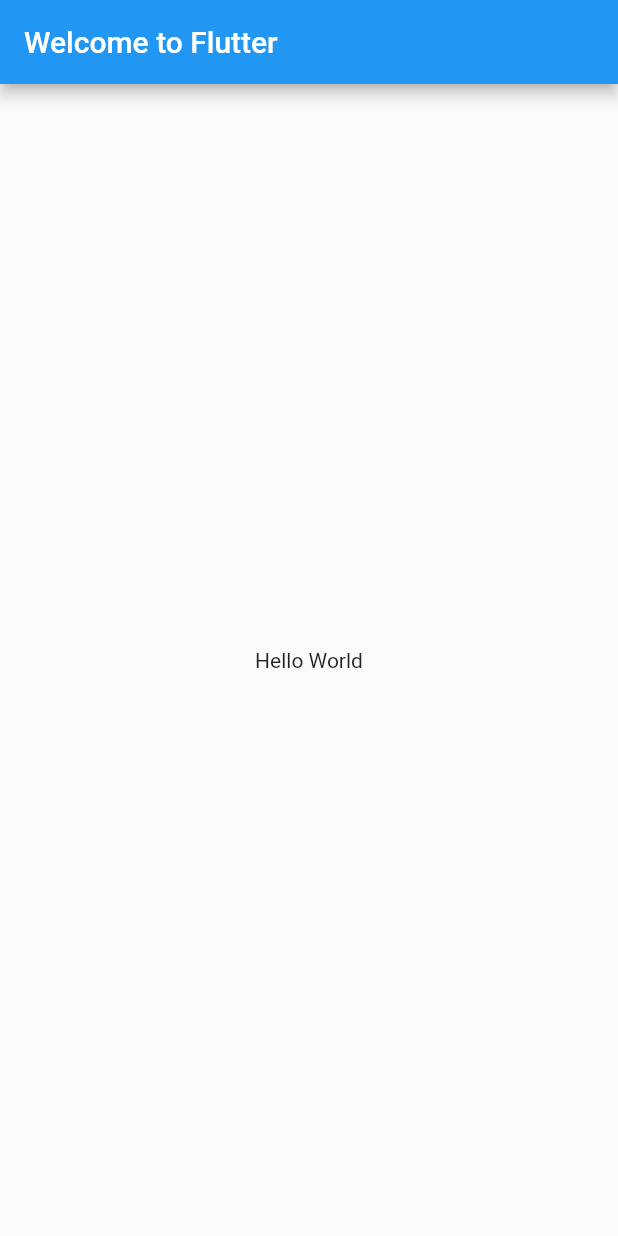
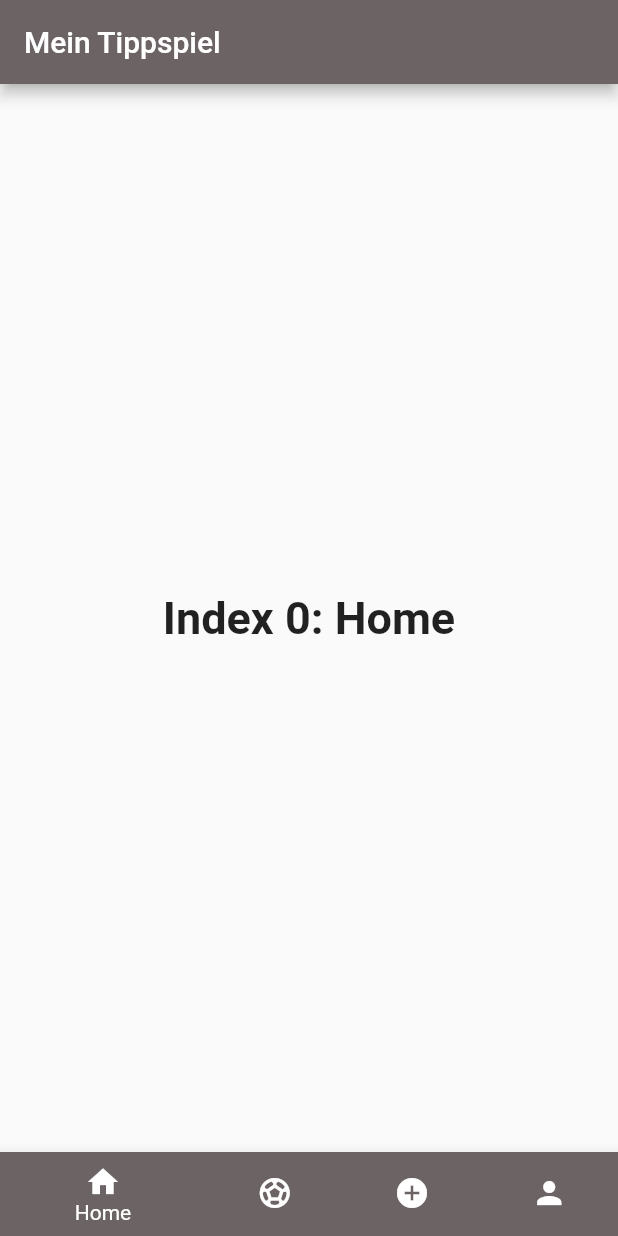
Before and after one commit to crisptells/SEIII_Flutter_App, a Flutter app: the screen it shows after launch, on a phone screen of 412 x 824 dp. Run offline on Flutter 3.47's test engine with Material 2 defaults, Android fonts, the phone set to English and light mode, and no system bars.

Commit message:
first "app"

```diff
--- a/lib/main.dart
+++ b/lib/main.dart
@@ -1,25 +1,19 @@
 import 'package:flutter/material.dart';
-import './widgets/BottomNavigationBar/BottomNavigationBar.dart';
+import './widgets/BottomBar/BottomBar.dart';
 
-void main() {
-  runApp(const MyApp());
-}
+void main() => runApp(const MyMainApp());
 
-class MyApp extends StatelessWidget {
-  const MyApp({super.key});
+class MyMainApp extends StatelessWidget {
+  const MyMainApp({super.key});
+
+  static const String _title = 'Flutter Code Sample';
 
   @override
   Widget build(BuildContext context) {
-    return MaterialApp(
-      title: 'Welcome to Flutter',
-      home: Scaffold(
-        appBar: AppBar(
-          title: const Text('Welcome to Flutter'),
-        ),
-        body: const Center(
-          child: Text('Hello World'),
-        ),
-      ),
+    return const MaterialApp(
+      title: _title,
+      home: MyBottomBar(),
+
     );
   }
 }
--- /dev/null
+++ b/lib/widgets/BottomBar/BottomBar.dart
@@ -0,0 +1,80 @@
+import 'package:flutter/material.dart';
+import '/Users/chris/Desktop/DHBW/SE3/SEIII_Flutter_App/lib/widgets/test/testButton.dart';
+
+
+class MyBottomBar extends StatefulWidget {
+  const MyBottomBar({super.key});
+
+  @override
+  State<MyBottomBar> createState() => _MyBottomBar();
+}
+
+class _MyBottomBar extends State<MyBottomBar> {
+  int _selectedIndex = 0;
+  static const TextStyle optionStyle =
+      TextStyle(fontSize: 30, fontWeight: FontWeight.bold);
+  static const List<Widget> _widgetOptions = <Widget>[
+    Text(
+      'Index 0: Home',
+      style: optionStyle,
+    ),
+    Text(
+      'Index 1: Spiele',
+      style: optionStyle,
+    ),
+    Text(
+      'Index 2: Tipps',
+      style: optionStyle,
+    ),
+    Text(
+      'Index 3: Benutzer',
+      style: optionStyle,
+    ),
+  ];
+
+  void _onItemTapped(int index) {
+    setState(() {
+      _selectedIndex = index;
+    });
+  }
+
+  @override
+  Widget build(BuildContext context) {
+    return Scaffold(
+      appBar: AppBar(
+        title: const Text('Mein Tippspiel'),
+        backgroundColor: Color.fromARGB(255, 108, 100, 100),
+      ),
+      body: Center(
+        child: _widgetOptions.elementAt(_selectedIndex),
+      ),
+      bottomNavigationBar: BottomNavigationBar(
+        items: const <BottomNavigationBarItem>[
+          BottomNavigationBarItem(
+            icon: Icon(Icons.home),
+            label: 'Home',
+            backgroundColor: Color.fromARGB(255, 108, 100, 100),
+          ),
+          BottomNavigationBarItem(
+            icon: Icon(Icons.sports_soccer),
+            label: 'Spiele',
+            backgroundColor: Color.fromARGB(255, 108, 100, 100),
+          ),
+          BottomNavigationBarItem(
+            icon: Icon(Icons.add_circle),
+            label: 'Tipps',
+            backgroundColor: Color.fromARGB(255, 108, 100, 100),
+          ),
+          BottomNavigationBarItem(
+            icon: Icon(Icons.person),
+            label: 'Account',
+            backgroundColor: Color.fromARGB(255, 108, 100, 100),
+          ),
+        ],
+        currentIndex: _selectedIndex,
+        selectedItemColor: Colors.white,
+        onTap: _onItemTapped,
+      ),
+    );
+  }
+}
```
Also changed, not shown: lib/widgets/BottomNavigationBar/BottomNavigationBar.dart (deleted, +0 -106 lines), 3 other files.
